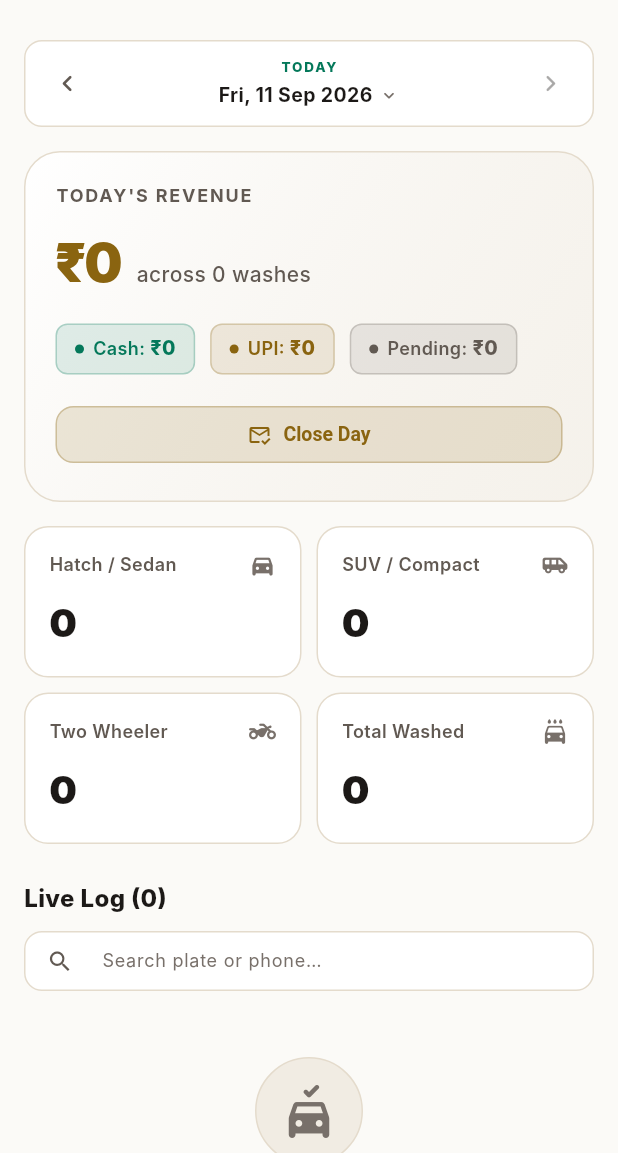
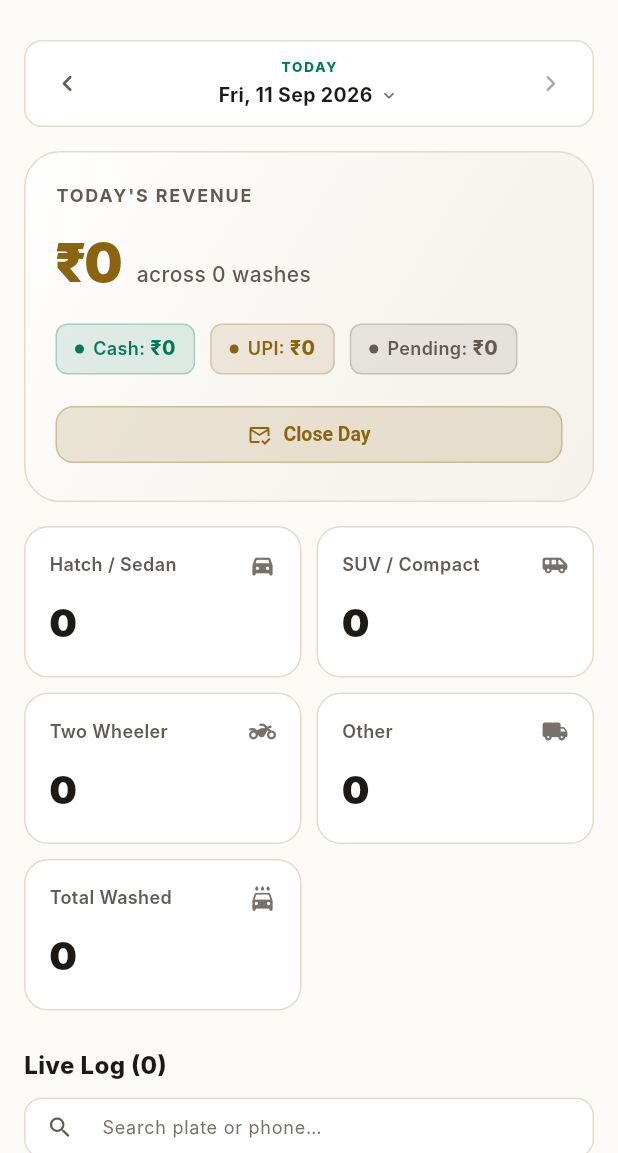
Before and after one commit to Praneel7015/lcc-wash-ledger, a Flutter app: the DashboardScreen screen opened by its route, on a phone screen of 412 x 824 dp, the part 83-1236 px from its top. Run offline on Flutter 3.47's test engine with Material 3 defaults, Android fonts, the phone set to English and light mode, and no system bars; our stand-ins replace cloud_firestore, csv, firebase_auth, firebase_core, firebase_storage, flutter_image_compress and 6 more; missing offline and left inert: google_mlkit_text_recognition; accounts and stored records are empty; Roboto replaces fonts that are missing (Inter).

Commit message:
Add Other vehicle category to intake flow, dashboard, and reports

```diff
--- a/lib/core/constants.dart
+++ b/lib/core/constants.dart
@@ -4,8 +4,9 @@ class VehicleType {
   static const String hatchSedan = 'hatch_sedan';
   static const String suv = 'suv';
   static const String bike = 'bike';
+  static const String other = 'other';
 
-  static const List<String> all = [hatchSedan, suv, bike];
+  static const List<String> all = [hatchSedan, suv, bike, other];
 
   static String label(String type) {
     switch (type) {
@@ -15,6 +16,8 @@ class VehicleType {
         return 'SUV';
       case bike:
         return 'Bike';
+      case other:
+        return 'Other';
       default:
         return type;
     }
@@ -28,6 +31,8 @@ class VehicleType {
         return '🚙';
       case bike:
         return '🏍';
+      case other:
+        return '🚚';
       default:
         return '🚗';
     }
@@ -118,6 +123,11 @@ Map<String, int> get defaultRates => {
       '${VehicleType.suv}__${WashPackage.detailing}': 1999,
       // Bike
       '${VehicleType.bike}__${WashPackage.bikeWash}': 64,
+      // Other (Truck / Lorry / Commercial)
+      '${VehicleType.other}__${WashPackage.exterior}': 499,
+      '${VehicleType.other}__${WashPackage.full}': 699,
+      '${VehicleType.other}__${WashPackage.underbody}': 899,
+      '${VehicleType.other}__${WashPackage.detailing}': 2499,
     };
 
 String rateKey(String vehicleType, String packageId) =>
--- a/lib/screens/owner/dashboard_screen.dart
+++ b/lib/screens/owner/dashboard_screen.dart
@@ -613,6 +613,12 @@ class _DashboardScreenState extends ConsumerState<DashboardScreen> {
                                       width: (constraints.maxWidth - 10) / 2,
                                     ),
                                     _TypeMetricCard(
+                                      label: 'Other',
+                                      count: countByType[VehicleType.other] ?? 0,
+                                      icon: Icons.local_shipping_rounded,
+                                      width: (constraints.maxWidth - 10) / 2,
+                                    ),
+                                    _TypeMetricCard(
                                       label: 'Total Washed',
                                       count: allVisits.length,
                                       icon: Icons.local_car_wash_rounded,
@@ -644,6 +650,14 @@ class _DashboardScreenState extends ConsumerState<DashboardScreen> {
                                       label: 'Two Wheeler',
                                       count: countByType[VehicleType.bike] ?? 0,
                                       icon: Icons.two_wheeler_rounded,
+                                    ),
+                                  ),
+                                  const SizedBox(width: 12),
+                                  Expanded(
+                                    child: _TypeMetricCard(
+                                      label: 'Other',
+                                      count: countByType[VehicleType.other] ?? 0,
+                                      icon: Icons.local_shipping_rounded,
                                     ),
                                   ),
                                   const SizedBox(width: 12),
```
Also changed, not shown: lib/screens/worker/type_package_screen.dart (+19 -11 lines), 2 other files.
